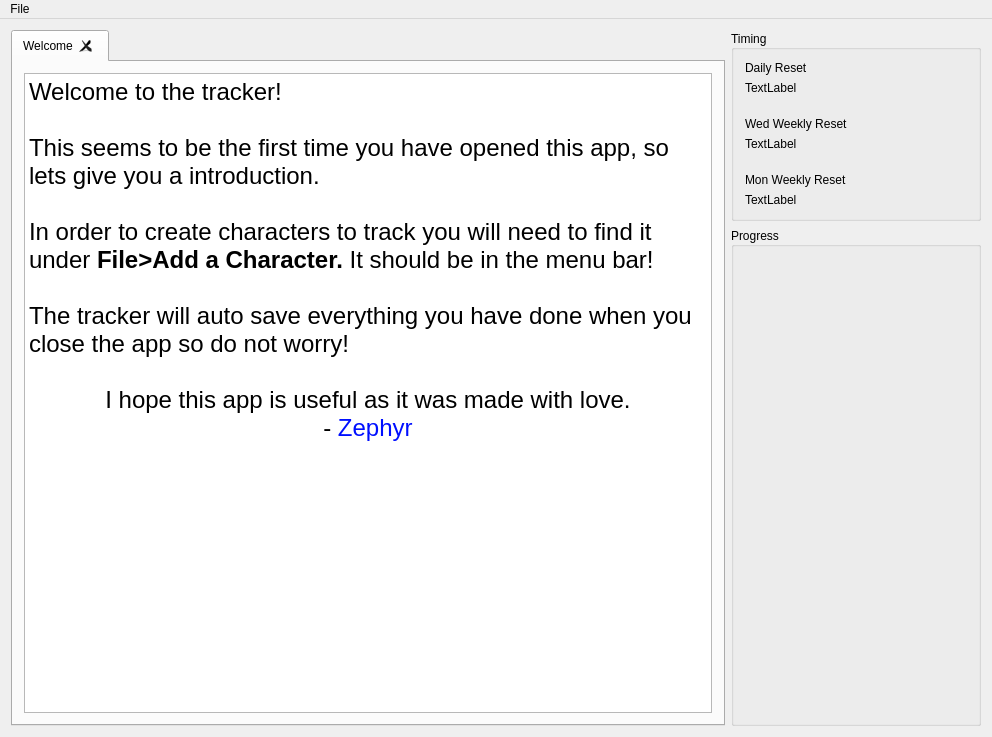
BryceCallender/OldMapleTracker, file MapleDailyTracker/mainwindow.ui: the form before one commit.
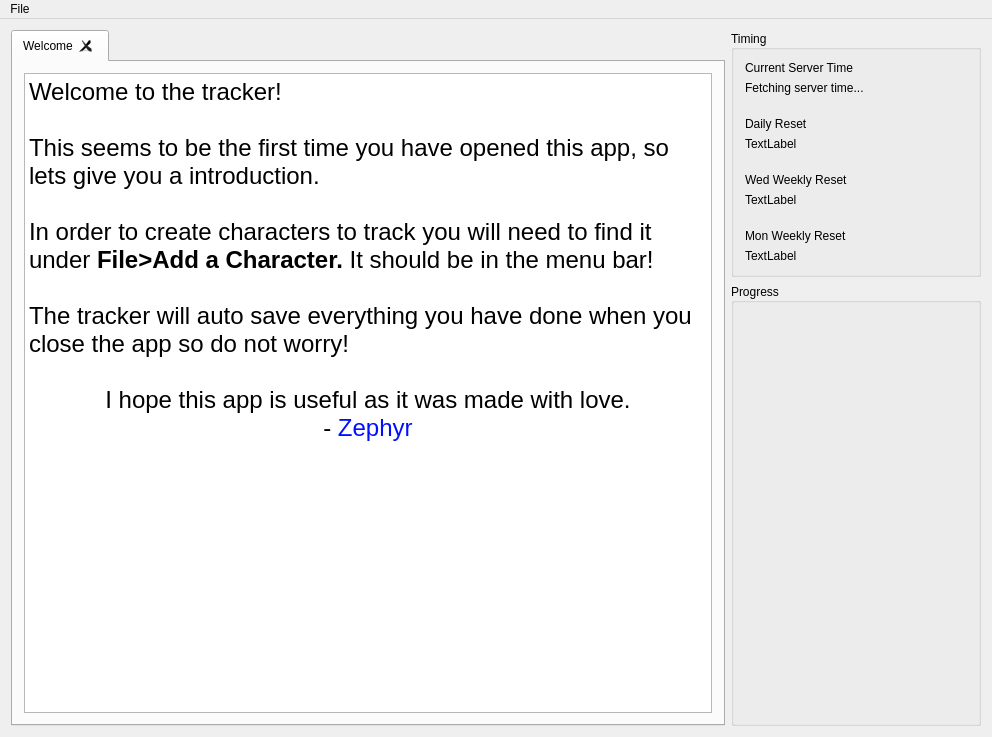
The form after the commit. Custom widgets are drawn as their Qt base class.

```diff
--- a/MapleDailyTracker/mainwindow.ui
+++ b/MapleDailyTracker/mainwindow.ui
@@ -82,65 +82,65 @@
            <set>Qt::AlignLeading|Qt::AlignLeft|Qt::AlignVCenter</set>
           </property>
           <layout class="QFormLayout" name="formLayout">
-           <item row="0" column="0">
+           <item row="3" column="0">
             <widget class="QLabel" name="label">
              <property name="text">
               <string>Daily Reset</string>
              </property>
             </widget>
            </item>
-           <item row="1" column="0">
+           <item row="4" column="0">
             <widget class="QLabel" name="dailyResetLabel">
              <property name="text">
               <string>TextLabel</string>
              </property>
             </widget>
            </item>
-           <item row="3" column="0">
+           <item row="6" column="0">
             <widget class="QLabel" name="label_3">
              <property name="text">
               <string>Wed Weekly Reset</string>
              </property>
             </widget>
            </item>
-           <item row="4" column="0">
+           <item row="7" column="0">
             <widget class="QLabel" name="wedWeeklyResetLabel">
              <property name="text">
               <string>TextLabel</string>
              </property>
             </widget>
            </item>
-           <item row="6" column="0">
+           <item row="9" column="0">
             <widget class="QLabel" name="label_5">
              <property name="text">
               <string>Mon Weekly Reset</string>
              </property>
             </widget>
            </item>
-           <item row="7" column="0">
+           <item row="10" column="0">
             <widget class="QLabel" name="monWeeklyResetLabel">
              <property name="text">
               <string>TextLabel</string>
              </property>
             </widget>
            </item>
-           <item row="2" column="0">
-            <spacer name="verticalSpacer">
-             <property name="orientation">
-              <enum>Qt::Vertical</enum>
-             </property>
-             <property name="sizeType">
-              <enum>QSizePolicy::Fixed</enum>
-             </property>
-             <property name="sizeHint" stdset="0">
-              <size>
-               <width>20</width>
-               <height>10</height>
-              </size>
-             </property>
-            </spacer>
-           </item>
            <item row="5" column="0">
+            <spacer name="verticalSpacer">
+             <property name="orientation">
+              <enum>Qt::Vertical</enum>
+             </property>
+             <property name="sizeType">
+              <enum>QSizePolicy::Fixed</enum>
+             </property>
+             <property name="sizeHint" stdset="0">
+              <size>
+               <width>20</width>
+               <height>10</height>
+              </size>
+             </property>
+            </spacer>
+           </item>
+           <item row="8" column="0">
             <spacer name="verticalSpacer_2">
              <property name="orientation">
               <enum>Qt::Vertical</enum>
@@ -156,6 +156,39 @@
              </property>
             </spacer>
            </item>
+           <item row="0" column="0">
+            <widget class="QLabel" name="label_2">
+             <property name="text">
+              <string>Current Server Time</string>
+             </property>
+            </widget>
+           </item>
+           <item row="1" column="0">
+            <widget class="QLabel" name="serverTime">
+             <property name="text">
+              <string>Fetching server time...</string>
+             </property>
+             <property name="textFormat">
+              <enum>Qt::AutoText</enum>
+             </property>
+            </widget>
+           </item>
+           <item row="2" column="0">
+            <spacer name="verticalSpacer_3">
+             <property name="orientation">
+              <enum>Qt::Vertical</enum>
+             </property>
+             <property name="sizeType">
+              <enum>QSizePolicy::Fixed</enum>
+             </property>
+             <property name="sizeHint" stdset="0">
+              <size>
+               <width>20</width>
+               <height>10</height>
+              </size>
+             </property>
+            </spacer>
+           </item>
           </layout>
          </widget>
         </item>
```
